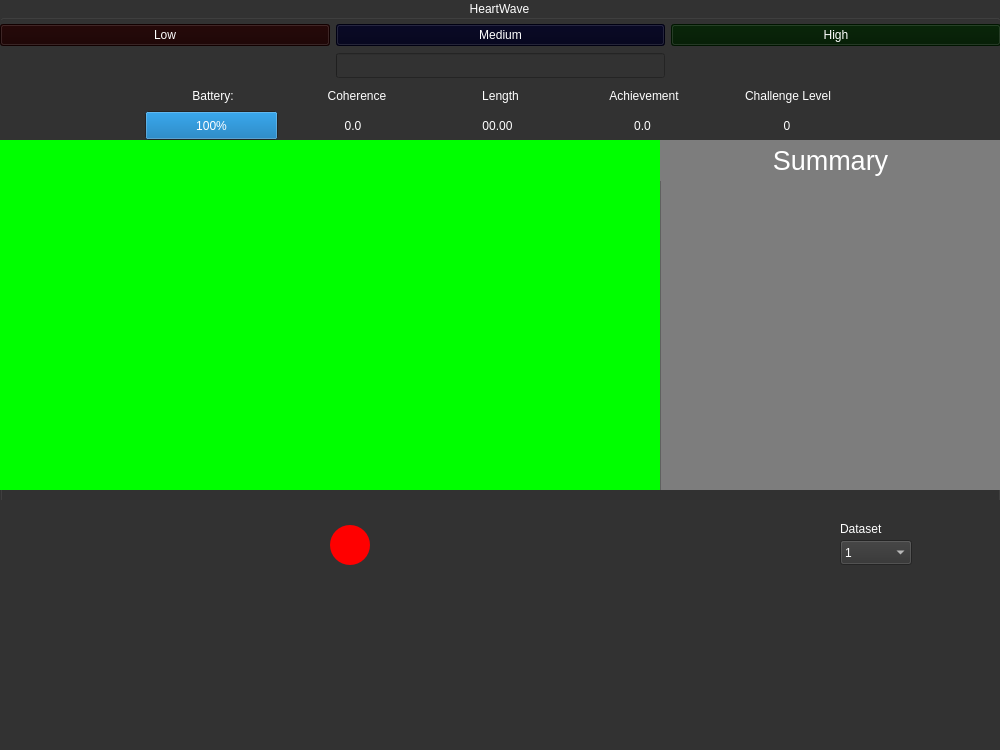
Qt form HeartWave/mainwindow.ui (Kxushik/HeartWave) before a commit.
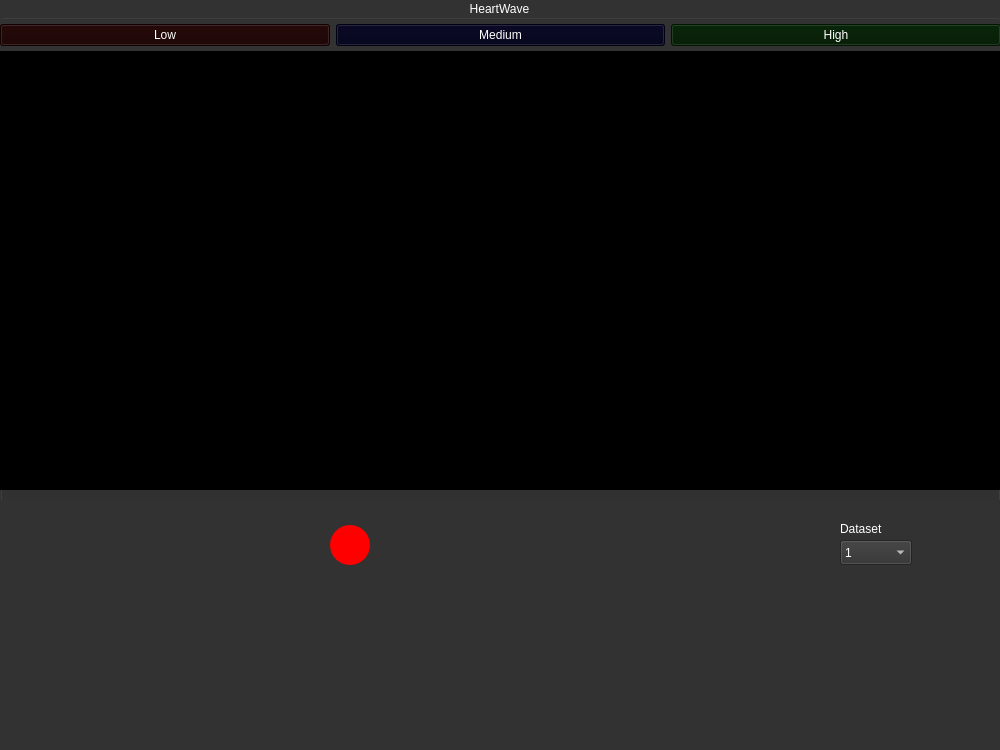
The same form after that commit. Icons and pictures are not drawn. Custom widgets are drawn as their Qt base class.

Commit message: added ui stuff for power functionality

Diff of the .ui file:
```diff
--- a/HeartWave/mainwindow.ui
+++ b/HeartWave/mainwindow.ui
@@ -429,6 +429,19 @@
        </item>
       </layout>
      </widget>
+     <widget class="QGraphicsView" name="screenBlack2">
+      <property name="geometry">
+       <rect>
+        <x>0</x>
+        <y>0</y>
+        <width>1001</width>
+        <height>61</height>
+       </rect>
+      </property>
+      <property name="styleSheet">
+       <string notr="true">background-color:rgb(0,0,0);</string>
+      </property>
+     </widget>
     </widget>
     <widget class="QWidget" name="widget1" native="true">
      <property name="geometry">
@@ -536,6 +549,19 @@
        </item>
       </layout>
      </widget>
+     <widget class="QGraphicsView" name="screenBlack1">
+      <property name="geometry">
+       <rect>
+        <x>0</x>
+        <y>31</y>
+        <width>1001</width>
+        <height>31</height>
+       </rect>
+      </property>
+      <property name="styleSheet">
+       <string notr="true">background-color:rgb(0,0,0);</string>
+      </property>
+     </widget>
     </widget>
     <widget class="QWidget" name="widget4" native="true">
      <property name="geometry">
@@ -1172,6 +1198,19 @@
        <set>Qt::AlignCenter</set>
       </property>
      </widget>
+     <widget class="QGraphicsView" name="screenBlack3">
+      <property name="geometry">
+       <rect>
+        <x>0</x>
+        <y>-9</y>
+        <width>1001</width>
+        <height>361</height>
+       </rect>
+      </property>
+      <property name="styleSheet">
+       <string notr="true">background-color:rgb(0,0,0);</string>
+      </property>
+     </widget>
     </widget>
    </widget>
   </widget>
```
The commit also changes 2 other files.
